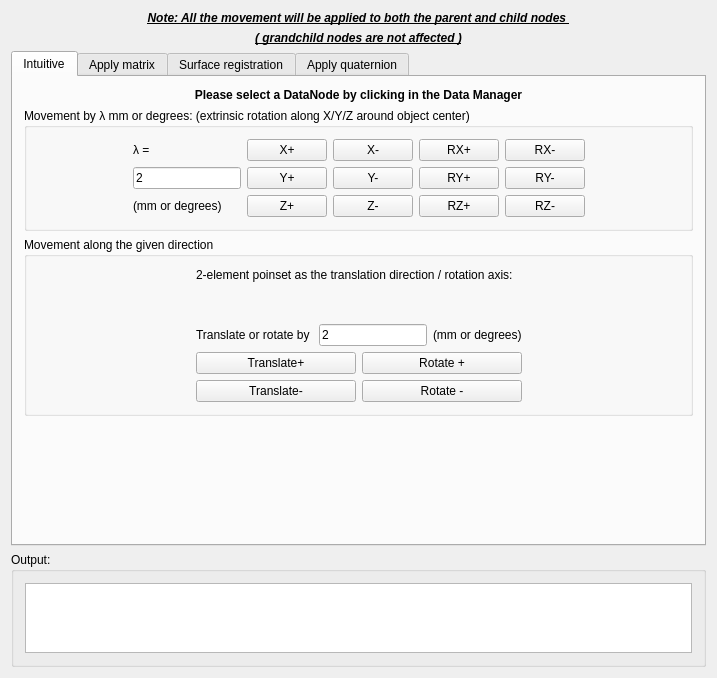
First picture: the form in Plugins/org.mitk.lancet.movedata/src/internal/MoveDataControls.ui, repository zhaomengxiao/LancetMITK-Adition, before the edit.
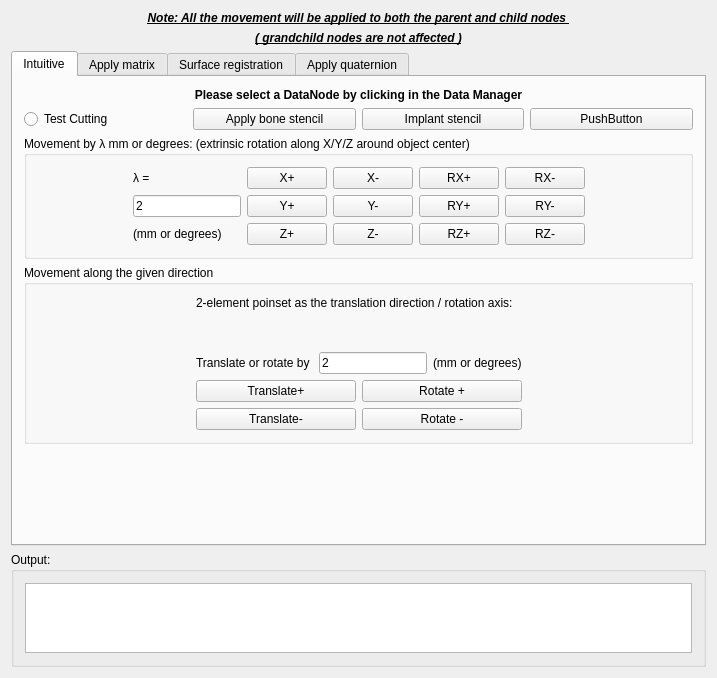
Second picture: the form after the edit. Custom widgets are drawn as their Qt base class.

Commit message:
Test(THA acetabular prep): speed up rendering
works but the image is not smooth enough

```diff
--- a/Plugins/org.mitk.lancet.movedata/src/internal/MoveDataControls.ui
+++ b/Plugins/org.mitk.lancet.movedata/src/internal/MoveDataControls.ui
@@ -66,133 +66,55 @@
        <string>Intuitive</string>
       </attribute>
       <layout class="QGridLayout" name="gridLayout_8">
-       <item row="2" column="0">
-        <widget class="QGroupBox" name="groupBox_4">
-         <property name="title">
-          <string>Movement along the given direction</string>
+       <item row="0" column="0">
+        <widget class="QLabel" name="label_15">
+         <property name="font">
+          <font>
+           <weight>75</weight>
+           <bold>true</bold>
+          </font>
          </property>
-         <layout class="QGridLayout" name="gridLayout_10">
-          <item row="0" column="1">
-           <layout class="QVBoxLayout" name="verticalLayout">
-            <item>
-             <widget class="QLabel" name="label">
-              <property name="text">
-               <string>2-element poinset as the translation direction / rotation axis: </string>
-              </property>
-             </widget>
-            </item>
-            <item>
-             <widget class="QmitkSingleNodeSelectionWidget" name="mitkSelectWidget_directionPointSet" native="true">
-              <property name="minimumSize">
-               <size>
-                <width>0</width>
-                <height>30</height>
-               </size>
-              </property>
-             </widget>
-            </item>
-           </layout>
-          </item>
-          <item row="1" column="1">
-           <layout class="QHBoxLayout" name="horizontalLayout_3">
-            <item>
-             <widget class="QLabel" name="label_4">
-              <property name="text">
-               <string>Translate or rotate by </string>
-              </property>
-             </widget>
-            </item>
-            <item>
-             <widget class="QLineEdit" name="lineEdit_intuitiveValue_2">
-              <property name="text">
-               <string>2</string>
-              </property>
-             </widget>
-            </item>
-            <item>
-             <widget class="QLabel" name="label_2">
-              <property name="text">
-               <string>(mm or degrees)</string>
-              </property>
-             </widget>
-            </item>
-           </layout>
-          </item>
-          <item row="2" column="0">
-           <spacer name="horizontalSpacer_6">
-            <property name="orientation">
-             <enum>Qt::Horizontal</enum>
-            </property>
-            <property name="sizeHint" stdset="0">
-             <size>
-              <width>40</width>
-              <height>20</height>
-             </size>
-            </property>
-           </spacer>
-          </item>
-          <item row="2" column="1">
-           <layout class="QGridLayout" name="gridLayout_9">
-            <item row="0" column="0">
-             <widget class="QPushButton" name="pushButton_translatePlus">
-              <property name="text">
-               <string>Translate+</string>
-              </property>
-             </widget>
-            </item>
-            <item row="0" column="1">
-             <widget class="QPushButton" name="pushButton_RotatePlus">
-              <property name="text">
-               <string>Rotate +</string>
-              </property>
-             </widget>
-            </item>
-            <item row="1" column="0">
-             <widget class="QPushButton" name="pushButton_translateMinus">
-              <property name="text">
-               <string>Translate-</string>
-              </property>
-             </widget>
-            </item>
-            <item row="1" column="1">
-             <widget class="QPushButton" name="pushButton_RotateMinus">
-              <property name="text">
-               <string>Rotate -</string>
-              </property>
-             </widget>
-            </item>
-           </layout>
-          </item>
-          <item row="2" column="2">
-           <spacer name="horizontalSpacer_5">
-            <property name="orientation">
-             <enum>Qt::Horizontal</enum>
-            </property>
-            <property name="sizeHint" stdset="0">
-             <size>
-              <width>40</width>
-              <height>20</height>
-             </size>
-            </property>
-           </spacer>
-          </item>
-         </layout>
+         <property name="text">
+          <string>Please select a DataNode by clicking in the Data Manager</string>
+         </property>
+         <property name="alignment">
+          <set>Qt::AlignCenter</set>
+         </property>
         </widget>
        </item>
-       <item row="3" column="0">
-        <spacer name="verticalSpacer_2">
-         <property name="orientation">
-          <enum>Qt::Vertical</enum>
-         </property>
-         <property name="sizeHint" stdset="0">
-          <size>
-           <width>20</width>
-           <height>40</height>
-          </size>
-         </property>
-        </spacer>
-       </item>
        <item row="1" column="0">
+        <layout class="QHBoxLayout" name="horizontalLayout_2">
+         <item>
+          <widget class="QRadioButton" name="radioButton_testCutting">
+           <property name="text">
+            <string>Test Cutting</string>
+           </property>
+          </widget>
+         </item>
+         <item>
+          <widget class="QPushButton" name="pushButton_ApplyStencil">
+           <property name="text">
+            <string>Apply bone stencil</string>
+           </property>
+          </widget>
+         </item>
+         <item>
+          <widget class="QPushButton" name="pushButton_implantStencil">
+           <property name="text">
+            <string>Implant stencil</string>
+           </property>
+          </widget>
+         </item>
+         <item>
+          <widget class="QPushButton" name="pushButton">
+           <property name="text">
+            <string>PushButton</string>
+           </property>
+          </widget>
+         </item>
+        </layout>
+       </item>
+       <item row="2" column="0">
         <widget class="QGroupBox" name="groupBox_3">
          <property name="title">
           <string>Movement by λ mm or degrees: (extrinsic rotation along X/Y/Z around object center)</string>
@@ -339,22 +261,132 @@
          </layout>
         </widget>
        </item>
-       <item row="0" column="0">
-        <widget class="QLabel" name="label_15">
-         <property name="font">
-          <font>
-           <weight>75</weight>
-           <bold>true</bold>
-          </font>
+       <item row="3" column="0">
+        <widget class="QGroupBox" name="groupBox_4">
+         <property name="title">
+          <string>Movement along the given direction</string>
          </property>
-         <property name="text">
-          <string>Please select a DataNode by clicking in the Data Manager</string>
-         </property>
-         <property name="alignment">
-          <set>Qt::AlignCenter</set>
-         </property>
+         <layout class="QGridLayout" name="gridLayout_10">
+          <item row="0" column="1">
+           <layout class="QVBoxLayout" name="verticalLayout">
+            <item>
+             <widget class="QLabel" name="label">
+              <property name="text">
+               <string>2-element poinset as the translation direction / rotation axis: </string>
+              </property>
+             </widget>
+            </item>
+            <item>
+             <widget class="QmitkSingleNodeSelectionWidget" name="mitkSelectWidget_directionPointSet" native="true">
+              <property name="minimumSize">
+               <size>
+                <width>0</width>
+                <height>30</height>
+               </size>
+              </property>
+             </widget>
+            </item>
+           </layout>
+          </item>
+          <item row="1" column="1">
+           <layout class="QHBoxLayout" name="horizontalLayout_3">
+            <item>
+             <widget class="QLabel" name="label_4">
+              <property name="text">
+               <string>Translate or rotate by </string>
+              </property>
+             </widget>
+            </item>
+            <item>
+             <widget class="QLineEdit" name="lineEdit_intuitiveValue_2">
+              <property name="text">
+               <string>2</string>
+              </property>
+             </widget>
+            </item>
+            <item>
+             <widget class="QLabel" name="label_2">
+              <property name="text">
+               <string>(mm or degrees)</string>
+              </property>
+             </widget>
+            </item>
+           </layout>
+          </item>
+          <item row="2" column="0">
+           <spacer name="horizontalSpacer_6">
+            <property name="orientation">
+             <enum>Qt::Horizontal</enum>
+            </property>
+            <property name="sizeHint" stdset="0">
+             <size>
+              <width>40</width>
+              <height>20</height>
+             </size>
+            </property>
+           </spacer>
+          </item>
+          <item row="2" column="1">
+           <layout class="QGridLayout" name="gridLayout_9">
+            <item row="0" column="0">
+             <widget class="QPushButton" name="pushButton_translatePlus">
+              <property name="text">
+               <string>Translate+</string>
+              </property>
+             </widget>
+            </item>
+            <item row="0" column="1">
+             <widget class="QPushButton" name="pushButton_RotatePlus">
+              <property name="text">
+               <string>Rotate +</string>
+              </property>
+             </widget>
+            </item>
+            <item row="1" column="0">
+             <widget class="QPushButton" name="pushButton_translateMinus">
+              <property name="text">
+               <string>Translate-</string>
+              </property>
+             </widget>
+            </item>
+            <item row="1" column="1">
+             <widget class="QPushButton" name="pushButton_RotateMinus">
+              <property name="text">
+               <string>Rotate -</string>
+              </property>
+             </widget>
+            </item>
+           </layout>
+          </item>
+          <item row="2" column="2">
+           <spacer name="horizontalSpacer_5">
+            <property name="orientation">
+             <enum>Qt::Horizontal</enum>
+            </property>
+            <property name="sizeHint" stdset="0">
+             <size>
+              <width>40</width>
+              <height>20</height>
+             </size>
+            </property>
+           </spacer>
+          </item>
+         </layout>
         </widget>
        </item>
+       <item row="4" column="0">
+        <spacer name="verticalSpacer_2">
+         <property name="orientation">
+          <enum>Qt::Vertical</enum>
+         </property>
+         <property name="sizeHint" stdset="0">
+          <size>
+           <width>20</width>
+           <height>40</height>
+          </size>
+         </property>
+        </spacer>
+       </item>
       </layout>
      </widget>
      <widget class="QWidget" name="tab_2">
```
The commit also changes 5 other files.
